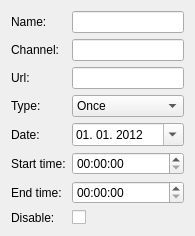
Qt form src/ui/recorder/TimersEditorWidget.ui (ntadej/tano) before a commit.
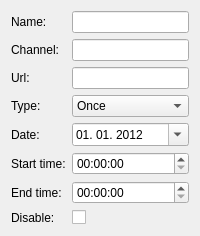
The same form after that commit. Icons and pictures are not drawn.

Patch:
```diff
--- a/src/ui/recorder/TimersEditorWidget.ui
+++ b/src/ui/recorder/TimersEditorWidget.ui
@@ -6,7 +6,7 @@
    <rect>
     <x>0</x>
     <y>0</y>
-    <width>195</width>
+    <width>200</width>
     <height>233</height>
    </rect>
   </property>
```
Left out of the diff: 7 changed lines with no effect on the pictures.
